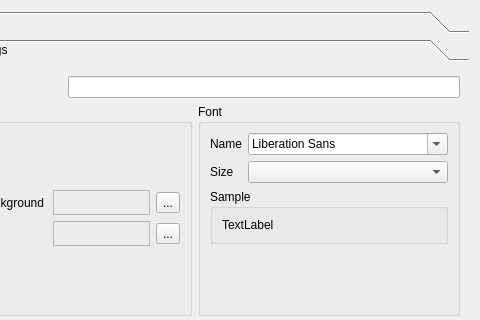
Before: the Qt Designer form src/tnewprojectdialog.ui in TheLord45/tsurface, drawn with Qt 5; both pictures show x 82 to 562 and y 0 to 320 of the 562 by 415 pixel window.
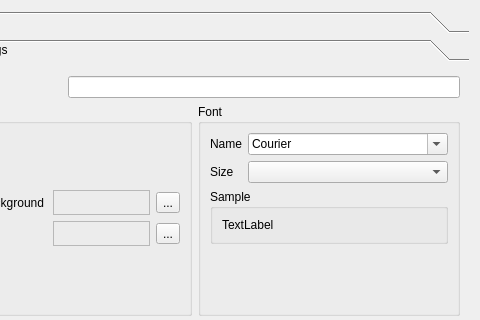
After: the same form once the commit is applied. The open tabs and pages were chosen to show the change.

Patch:
```diff
--- a/src/tnewprojectdialog.ui
+++ b/src/tnewprojectdialog.ui
@@ -240,8 +240,8 @@
        <rect>
         <x>0</x>
         <y>0</y>
-        <width>530</width>
-        <height>241</height>
+        <width>544</width>
+        <height>253</height>
        </rect>
       </property>
       <attribute name="label">
@@ -358,6 +358,15 @@
                   <height>16777215</height>
                  </size>
                 </property>
+                <property name="fontFilters">
+                 <set>QFontComboBox::FontFilter::MonospacedFonts|QFontComboBox::FontFilter::ProportionalFonts|QFontComboBox::FontFilter::ScalableFonts</set>
+                </property>
+                <property name="currentFont">
+                 <font>
+                  <family>Courier</family>
+                  <pointsize>10</pointsize>
+                 </font>
+                </property>
                </widget>
               </item>
               <item row="1" column="0">
```
Left out of the diff: 4 changed lines with no effect on the pictures.
